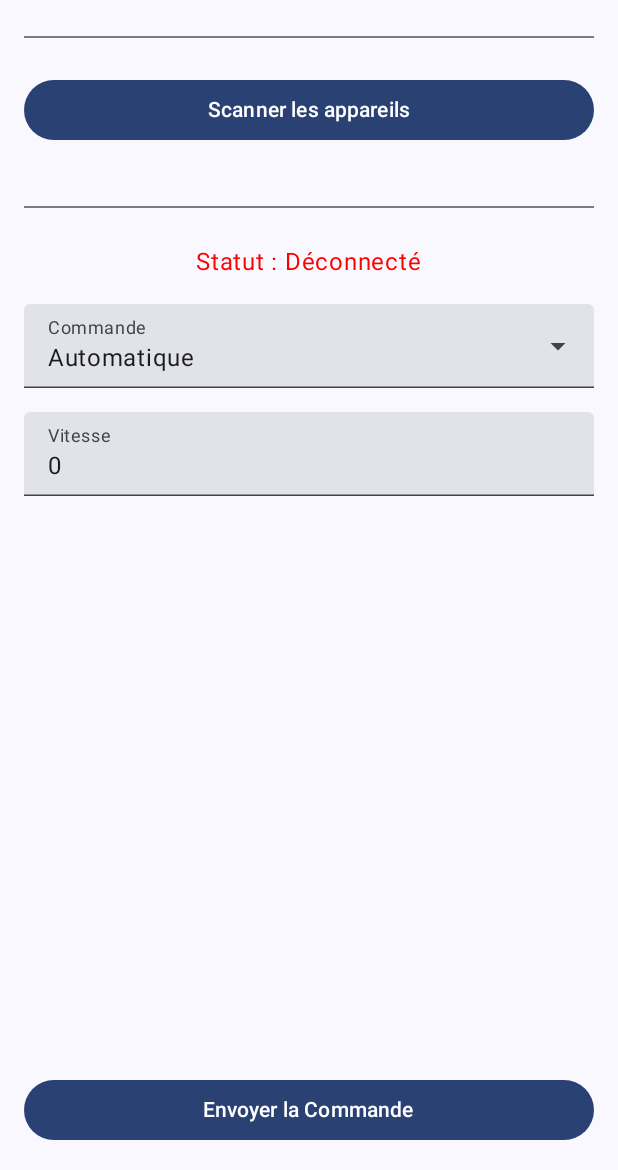
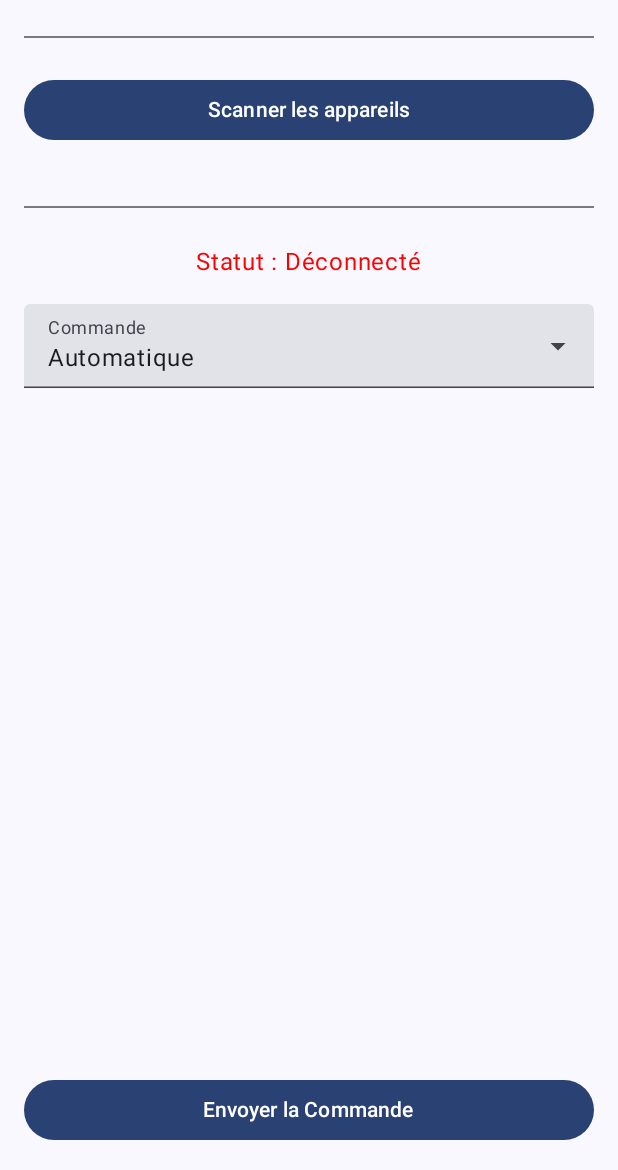
Before and after one commit to l-chapus/Light_music, an Android app built with Jetpack Compose: the screen it shows after launch (MainActivity), on a phone screen of 412 x 824 dp, the part 66-1236 px from its top. Run offline under Robolectric (Android 15) with nearby library versions, the phone set to English and light mode, and no system bars.

Commit message:
Début d'ajout des modes dans l'application pour ensuite envoyé les commandes en LoRa

```diff
--- a/ApplicationMobile/app/src/main/java/com/example/solnir/MainActivity.kt
+++ b/ApplicationMobile/app/src/main/java/com/example/solnir/MainActivity.kt
@@ -264,16 +264,19 @@ fun BluetoothControlScreen(
     onStartScanClick: () -> Unit
 ) {
     var macAddress by rememberSaveable { mutableStateOf("2C:BC:BB:A8:E2:7A") }
-    val commandList = listOf("Automatique", "Afficher_pixel", "Afficher_ligne", "Afficher_colonne")
+    val commandList = listOf("Automatique", "Afficher_pixel", "Afficher_colonne", "Afficher_ligne", "Couleur_statique", "Effect_trou_noir", "Defilement_vague", "Defilement_RBG", "Stroboscope", "Bruit_television", "Respiration", "Couleur_aleatoire", "Matrix", "Halo", "Défilement_sens", "Change_id", "Stop_Led", "Batterie_niveau", "Afficher_batterie")
     var isExpanded by remember { mutableStateOf(false) }
     var selectedCommand by remember { mutableStateOf(commandList[0]) }
-
     var redValue by rememberSaveable { mutableStateOf("0") }
     var greenValue by rememberSaveable { mutableStateOf("0") }
     var blueValue by rememberSaveable { mutableStateOf("0") }
     var vitesse by rememberSaveable { mutableStateOf("0") }
+    var sens by rememberSaveable { mutableStateOf("0") }
+    var numeroLigne by rememberSaveable { mutableStateOf("0") }
+    var numeroColonne by rememberSaveable { mutableStateOf("0") }
     var positionX by rememberSaveable { mutableStateOf("0") }
     var positionY by rememberSaveable { mutableStateOf("0") }
+    var Id by rememberSaveable { mutableStateOf("1") }
 
     Column(
         modifier = modifier
@@ -367,7 +370,7 @@ fun BluetoothControlScreen(
         }
 
         // Affiche les champs RGB si la commande n'est pas "Automatique"
-        if (selectedCommand != "Automatique") {
+        if (selectedCommand == "Afficher_pixel" || selectedCommand == "Afficher_ligne" || selectedCommand == "Afficher_colonne" || selectedCommand == "Couleur_statique" || selectedCommand == "Effect_trou_noir" || selectedCommand == "Defilement_vague") {
             Row(horizontalArrangement = Arrangement.spacedBy(8.dp)) {
                 val fieldModifier = Modifier.weight(1f)
                 TextField(value = redValue, onValueChange = { redValue = it }, label = { Text("R") }, keyboardOptions = KeyboardOptions(keyboardType = KeyboardType.Number), modifier = fieldModifier)
@@ -384,16 +387,20 @@ fun BluetoothControlScreen(
                 TextField(value = positionY, onValueChange = { positionY = it }, label = { Text("Position Y") }, keyboardOptions = KeyboardOptions(keyboardType = KeyboardType.Number), modifier = fieldModifier)
             }
         }
+        if (selectedCommand == "Afficher_ligne") {
+            // Affiche le champ Vitesse pour toutes les commandes
+            TextField(value = numeroLigne, onValueChange = { numeroLigne = it }, label = { Text("Numéro de la ligne") }, keyboardOptions = KeyboardOptions(keyboardType = KeyboardType.Number), modifier = Modifier.fillMaxWidth())
+        }
+        if (selectedCommand == "Afficher_colonne") {
+        // Affiche le champ Vitesse pour toutes les commandes
+        TextField(value = numeroColonne, onValueChange = { numeroColonne = it }, label = { Text("Numéro de la colonne") }, keyboardOptions = KeyboardOptions(keyboardType = KeyboardType.Number), modifier = Modifier.fillMaxWidth())
+        }
 
-        // Affiche le champ Vitesse pour toutes les commandes
-        TextField(
-            value = vitesse,
-            onValueChange = { vitesse = it },
-            label = { Text("Vitesse") },
-            keyboardOptions = KeyboardOptions(keyboardType = KeyboardType.Number),
-            modifier = Modifier.fillMaxWidth()
-        )
-
+        if (selectedCommand == "Effect_trou_noir" || selectedCommand == "Defilement_vague") {
+            // Affiche le champ Vitesse pour toutes les commandes
+            TextField(value = vitesse, onValueChange = { vitesse = it }, label = { Text("Vitesse") }, keyboardOptions = KeyboardOptions(keyboardType = KeyboardType.Number), modifier = Modifier.fillMaxWidth())
+            TextField(value = sens, onValueChange = { sens = it }, label = { Text("Sens") }, keyboardOptions = KeyboardOptions(keyboardType = KeyboardType.Number), modifier = Modifier.fillMaxWidth())
+        }
 
         Spacer(modifier = Modifier.weight(1f))
 
@@ -401,7 +408,13 @@ fun BluetoothControlScreen(
             onClick = {
                 // Adapter la construction de la commande en fonction de la sélection
                 val commandString = when (selectedCommand) {
-                    "Afficher_pixel" -> "$selectedCommand;${positionX.toIntOrNull() ?: 0};${positionY.toIntOrNull() ?: 0};${redValue.toIntOrNull() ?: 0};${greenValue.toIntOrNull() ?: 0};${blueValue.toIntOrNull() ?: 0};${vitesse.toIntOrNull() ?: 0}"
+                    "Afficher_pixel" -> "${Id.toIntOrNull() ?: 0};101;${positionX.toIntOrNull() ?: 0};${positionY.toIntOrNull() ?: 0};${redValue.toIntOrNull() ?: 0};${greenValue.toIntOrNull() ?: 0};${blueValue.toIntOrNull() ?: 0}"
+                    "Afficher_colonne" -> "${Id.toIntOrNull() ?: 0};102;${redValue.toIntOrNull() ?: 0};${greenValue.toIntOrNull() ?: 0};${blueValue.toIntOrNull() ?: 0};${numeroColonne.toIntOrNull() ?: 0}"
+                    "Afficher_ligne" -> "${Id.toIntOrNull() ?: 0};103;${redValue.toIntOrNull() ?: 0};${greenValue.toIntOrNull() ?: 0};${blueValue.toIntOrNull() ?: 0};${numeroLigne.toIntOrNull() ?: 0}"
+                    "Couleur_statique" -> "${Id.toIntOrNull() ?: 0};104;${redValue.toIntOrNull() ?: 0};${greenValue.toIntOrNull() ?: 0};${blueValue.toIntOrNull() ?: 0}"
+                    "Effet_trou_noir" -> "${Id.toIntOrNull() ?: 0};105;${redValue.toIntOrNull() ?: 0};${greenValue.toIntOrNull() ?: 0};${blueValue.toIntOrNull() ?: 0};${vitesse.toIntOrNull() ?: 0};${sens.toIntOrNull() ?: 0}"
+                    "Defilement_vague" -> "${Id.toIntOrNull() ?: 0};106;${redValue.toIntOrNull() ?: 0};${greenValue.toIntOrNull() ?: 0};${blueValue.toIntOrNull() ?: 0};${vitesse.toIntOrNull() ?: 0};${sens.toIntOrNull() ?: 0}"
+
                     "Automatique" -> "$selectedCommand;${vitesse.toIntOrNull() ?: 0}"
                     else -> "$selectedCommand;${redValue.toIntOrNull() ?: 0};${greenValue.toIntOrNull() ?: 0};${blueValue.toIntOrNull() ?: 0};${vitesse.toIntOrNull() ?: 0}"
                 }
```
Also changed, not shown: 1 other file.
